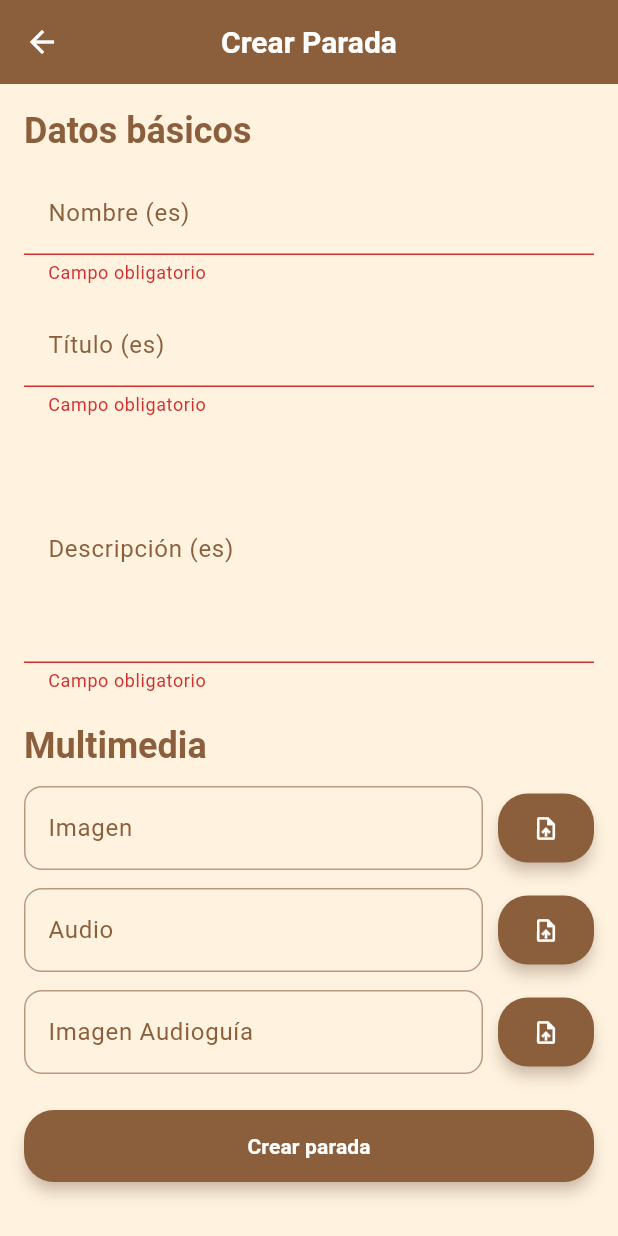
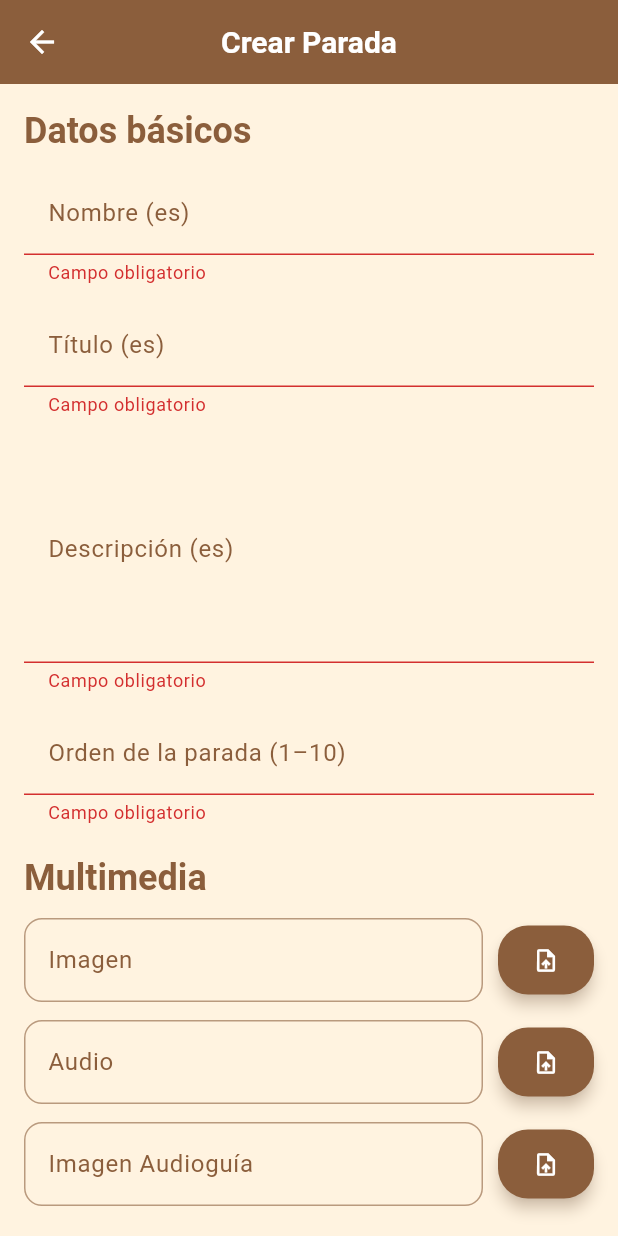
Before and after one commit to danielrasjido/bosque_petrificado, a Flutter app: the AdminCrearParadaScreen screen opened directly, after a tap on "Crear parada", on a phone screen of 412 x 824 dp. Run offline on Flutter 3.47's test engine with Material 3 defaults, Android fonts, the phone set to English and light mode, and no system bars; our stand-ins replace appwrite, file_picker, google_fonts, pedometer, permission_handler; network calls fail.

Commit message:
actualizado el modulo de paradas para el nuevo campo 'orden'

```diff
--- a/lib/models/ParadasDTO.dart
+++ b/lib/models/ParadasDTO.dart
@@ -8,6 +8,7 @@ class ParadasDTO{
   final String imagen;          // ID del archivo
   final String audio;           // ID del archivo
   final String imagenAudioguia;  // ID del archivo
+  final int orden;
 
   ParadasDTO({
     required this.id,
@@ -17,6 +18,7 @@ class ParadasDTO{
     required this.imagen,
     required this.audio,
     required this.imagenAudioguia,
+    required this.orden
   });
 
 
@@ -30,6 +32,7 @@ class ParadasDTO{
       imagen: data['imagen'] ?? '',
       audio: data['audioParada_es'] ?? '',
       imagenAudioguia: data['imagenAudioguia'] ?? '',
+      orden: data['orden'] ?? 0,
     );
   }
 
@@ -41,7 +44,8 @@ class ParadasDTO{
       'descripcionParada_es': descripcionParada,
       'imagen': imagen,
       'audioParada_es': audio,
-      'imagenAudioguia': imagenAudioguia
+      'imagenAudioguia': imagenAudioguia,
+      'orden': orden,
     };
   }
 
@@ -53,6 +57,7 @@ class ParadasDTO{
     String? imagen,
     String? audio,
     String? imagenAudioguia,
+    int? orden,
   }) {
     return ParadasDTO(
       id: id,
@@ -62,6 +67,7 @@ class ParadasDTO{
       imagen: imagen ?? this.imagen,
       audio: audio ?? this.audio,
       imagenAudioguia: imagenAudioguia ?? this.imagenAudioguia,
+      orden: orden ?? this.orden,
     );
   }
 
@@ -79,6 +85,7 @@ class ParadasDTO{
       imagen: data['imagen'] ?? '',
       audio: data['audioParada_es'] ?? '',
       imagenAudioguia: data['imagenAudioguia'] ?? '',
+      orden: data['orden'] ?? 0,
     );
   }
 
--- a/lib/screens/adminCrearParadaScreen.dart
+++ b/lib/screens/adminCrearParadaScreen.dart
@@ -28,8 +28,9 @@ class _AdminCrearParadaScreenState extends State<AdminCrearParadaScreen> {
 
   final TextEditingController _imagenController = TextEditingController();
   final TextEditingController _audioController = TextEditingController();
-  final TextEditingController _imagenAudioguiaController =
-  TextEditingController();
+  final TextEditingController _imagenAudioguiaController = TextEditingController();
+  final TextEditingController _ordenController = TextEditingController();
+
 
   @override
   void initState() {
@@ -84,11 +85,21 @@ class _AdminCrearParadaScreenState extends State<AdminCrearParadaScreen> {
         imagen: _imagenController.text.trim(),
         audio: _audioController.text.trim(),
         imagenAudioguia: _imagenAudioguiaController.text.trim(),
+        orden: int.parse(_ordenController.text.trim()),
       );
 
       await _paradasService.crearParada(nuevaParada);
 
       if (!mounted) return;
+
+      //para limpiar los campos
+      _nombreController.clear();
+      _tituloController.clear();
+      _descripcionController.clear();
+      _imagenController.clear();
+      _audioController.clear();
+      _imagenAudioguiaController.clear();
+      _ordenController.clear();
 
       ScaffoldMessenger.of(context).showSnackBar(
         const SnackBar(
@@ -186,6 +197,26 @@ class _AdminCrearParadaScreenState extends State<AdminCrearParadaScreen> {
                 value!.trim().isEmpty ? "Campo obligatorio" : null,
               ),
 
+              const SizedBox(height: 12),
+
+              TextFormField(
+                controller: _ordenController,
+                keyboardType: TextInputType.number,
+                decoration: const InputDecoration(labelText: "Orden de la parada (1–10)"),
+                validator: (value) {
+                  if (value == null || value.trim().isEmpty) {
+                    return "Campo obligatorio";
+                  }
+
+                  final n = int.tryParse(value);
+                  if (n == null || n <= 0) {
+                    return "Debe ser un número entero mayor a 0";
+                  }
+
+                  return null;
+                },
+              ),
+
               const SizedBox(height: 20),
 
               Text("Multimedia",
--- a/lib/services/paradasService.dart
+++ b/lib/services/paradasService.dart
@@ -55,17 +55,16 @@ class ParadasService{
     }
   }
 
-
   Future<ParadasDTO> actualizarParada(ParadasDTO parada) async {
     try {
-      if (parada.id == null) {
+      if (parada.id.isEmpty) {
         throw ParadasException('No se puede actualizar una parada sin ID');
       }
 
       final result = await _databases.updateDocument(
         databaseId: idDB,
         collectionId: idCollection,
-        documentId: parada.id!,
+        documentId: parada.id,
         data: parada.toMap(),
       );
 
```
Also changed, not shown: lib/screens/adminEditarParadaScreen.dart (+28 -11 lines).
